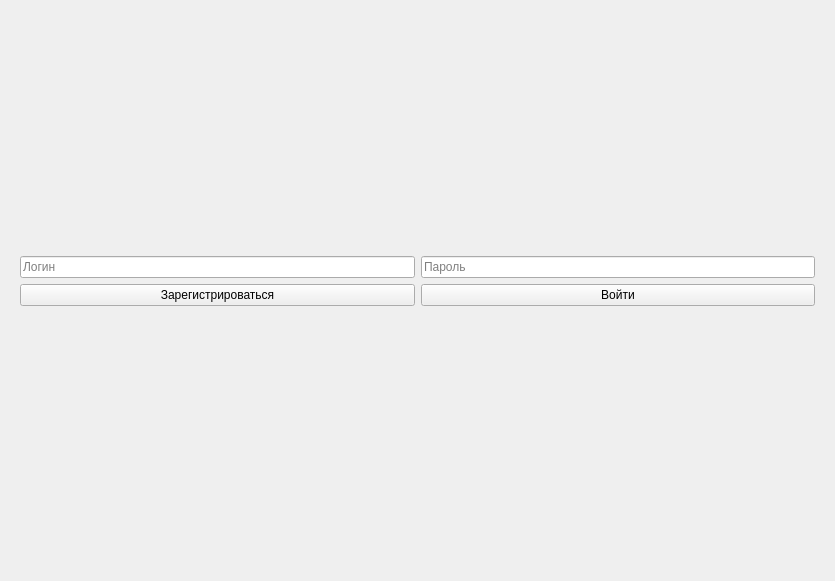
Above: main.ui from vqboy1/desktop_climate_app before the change. Below: the same form after it.
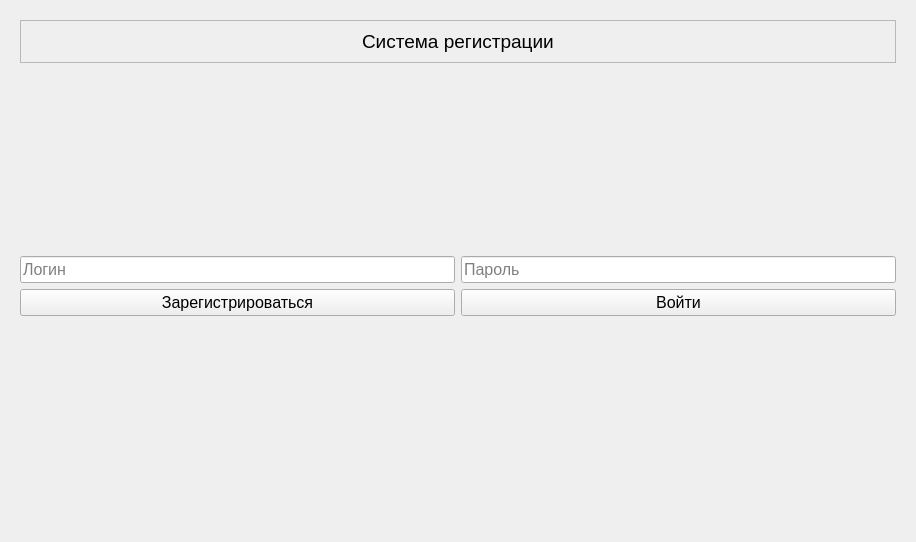
That is the form after the change. The open tabs and pages were chosen to show the change.

Commit message: bigger size of text in registration, label

The edit to the form file:
```diff
--- a/main.ui
+++ b/main.ui
@@ -6,8 +6,8 @@
    <rect>
     <x>0</x>
     <y>0</y>
-    <width>835</width>
-    <height>581</height>
+    <width>916</width>
+    <height>542</height>
    </rect>
   </property>
   <property name="windowTitle">
@@ -21,6 +21,36 @@
      </property>
      <widget class="QWidget" name="page">
       <layout class="QVBoxLayout" name="verticalLayout_2">
+       <item>
+        <widget class="QFrame" name="frame_13">
+         <property name="minimumSize">
+          <size>
+           <width>0</width>
+           <height>40</height>
+          </size>
+         </property>
+         <property name="frameShape">
+          <enum>QFrame::StyledPanel</enum>
+         </property>
+         <property name="frameShadow">
+          <enum>QFrame::Raised</enum>
+         </property>
+         <layout class="QVBoxLayout" name="verticalLayout_15">
+          <item alignment="Qt::AlignHCenter">
+           <widget class="QLabel" name="label_7">
+            <property name="font">
+             <font>
+              <pointsize>14</pointsize>
+             </font>
+            </property>
+            <property name="text">
+             <string>Система регистрации</string>
+            </property>
+           </widget>
+          </item>
+         </layout>
+        </widget>
+       </item>
        <item>
         <spacer name="verticalSpacer">
          <property name="orientation">
@@ -38,6 +68,11 @@
         <layout class="QHBoxLayout" name="horizontalLayout_3">
          <item>
           <widget class="QLineEdit" name="edit_login">
+           <property name="font">
+            <font>
+             <pointsize>12</pointsize>
+            </font>
+           </property>
            <property name="placeholderText">
             <string>Логин</string>
            </property>
@@ -45,6 +80,11 @@
          </item>
          <item>
           <widget class="QLineEdit" name="edit_password">
+           <property name="font">
+            <font>
+             <pointsize>12</pointsize>
+            </font>
+           </property>
            <property name="placeholderText">
             <string>Пароль</string>
            </property>
@@ -56,6 +96,11 @@
         <layout class="QHBoxLayout" name="horizontalLayout_2">
          <item>
           <widget class="QPushButton" name="btn_register">
+           <property name="font">
+            <font>
+             <pointsize>12</pointsize>
+            </font>
+           </property>
            <property name="text">
             <string>Зарегистрироваться</string>
            </property>
@@ -63,6 +108,11 @@
          </item>
          <item>
           <widget class="QPushButton" name="btn_login">
+           <property name="font">
+            <font>
+             <pointsize>12</pointsize>
+            </font>
+           </property>
            <property name="text">
             <string>Войти</string>
            </property>
```
Left out of the diff: 5 changed lines with no effect on the pictures. The commit also changes 1 other file.
